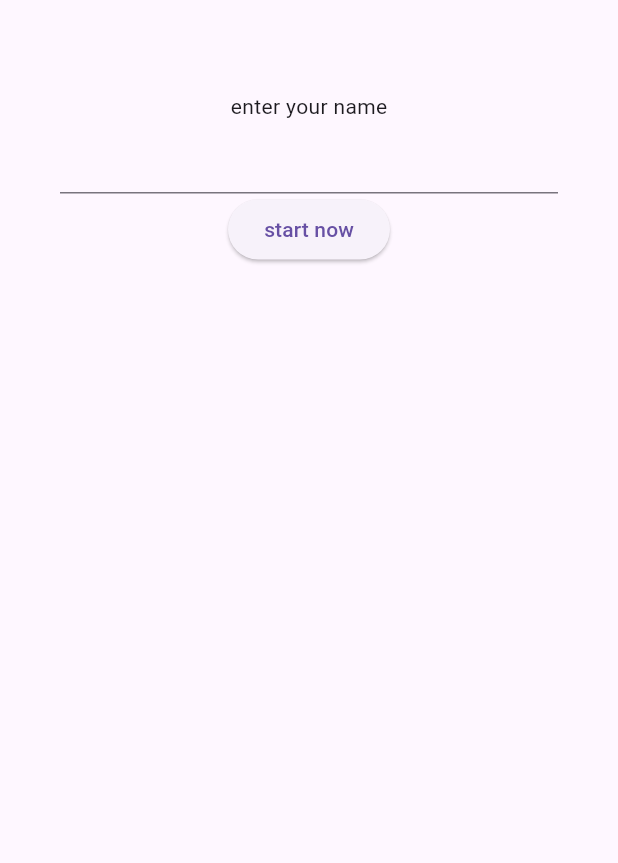
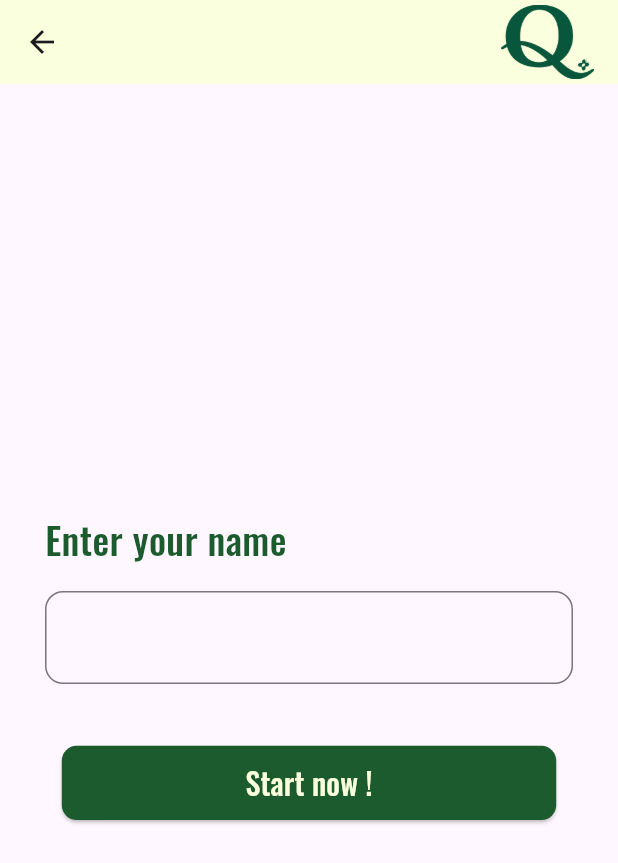
Before and after one commit to JuhiLasod/Quizora, a Flutter app: the StartQuiz screen opened directly with empty values, on a phone screen of 412 x 824 dp. Shown: the top 863 px of the screen. Run offline on Flutter 3.47's test engine with Material 3 defaults, Android fonts, the light colour scheme and no system bars; our stand-ins replace animated_text_kit; project files that could hold a hidden picture were left out.

Commit message:
start quiz ui done

```diff
--- a/frontend/lib/screens/StartQuiz.dart
+++ b/frontend/lib/screens/StartQuiz.dart
@@ -15,26 +15,56 @@ class _StartQuizState extends State<StartQuiz>
 
   Widget build(BuildContext context)
   {
+    final screenHeight=MediaQuery.of(context).size.height;
+    final screenWidth=MediaQuery.of(context).size.width;
     return Scaffold(
-      body: Padding(padding: EdgeInsets.all(40),
-        child: Column(children:[
-           Text(widget.title),
-           Text("enter your name"),
+      appBar: AppBar(
+          backgroundColor: const Color.fromARGB(255, 250, 255, 221),
+          title: Container(
+            width: screenWidth *0.9, height: screenHeight*0.45,
+            child: Row(children: [
+              Text(widget.title, style: TextStyle(fontWeight: FontWeight.bold,color: Color.fromARGB(255, 28, 91, 46),fontSize: 45, fontFamily: 'title'),),
+              Spacer(),
+              GestureDetector(onTap: (){}, child: Image.asset("assets/images/logo.png",width: screenWidth *0.15,))
+            ]),
+          ),
+
+        ),
+      body: Padding(padding: EdgeInsets.all(30),
+        child: Column(mainAxisAlignment: MainAxisAlignment.center,children:[
+           Padding(
+            padding: EdgeInsets.fromLTRB(0, screenHeight * 0.02, 0,  screenHeight * 0.02),
+            child: Container(
+              alignment: AlignmentDirectional.topStart,
+              child: Text("Enter your name", style:TextStyle(fontFamily: 'basic', color: Color.fromARGB(255, 28, 91, 46), fontSize: 25 ))
+            )
+          ),
            TextField(
-            controller: namec,
-            onChanged: (value) {
-              setState(() {
-                name= value;
-                print('okayyy');
-              });
-            },
-          ),
-           ElevatedButton(
-            onPressed: (){
-              print("name");
-              Navigator.pushReplacement(context, MaterialPageRoute(builder: (context)=>FillQuiz(title: widget.title,name: name)));
-            },
-            child: Text("start now"))
+            style: TextStyle(fontSize: 20),
+              controller: namec,
+              decoration: InputDecoration(
+                border: OutlineInputBorder(borderRadius: BorderRadius.circular(12))
+              ),
+            ),
+            Padding(padding: EdgeInsets.fromLTRB(0,screenHeight * 0.05, 0, screenHeight * 0.01),
+                    child: Container(
+                      width : screenWidth * 0.8,
+                      height: screenHeight * 0.06,
+                      child: ElevatedButton(
+                        style: ElevatedButton.styleFrom(shape: RoundedRectangleBorder(borderRadius: BorderRadius.circular(10)),backgroundColor: Color.fromARGB(255, 28, 91, 46),),
+                        onPressed: (){
+                          Navigator.push(context, MaterialPageRoute(builder: (context)=> FillQuiz(title: widget.title,name: name)));
+                        },
+                        child:Text("Start now !", style: TextStyle(color: const Color.fromARGB(255, 250, 255, 221),fontFamily: 'basic', fontSize: 20))
+                      ),
+                    ),
+                  ),
+          //  ElevatedButton(
+          //   onPressed: (){
+          //     print("name");
+          //     Navigator.pushReplacement(context, MaterialPageRoute(builder: (context)=>FillQuiz(title: widget.title,name: name)));
+          //   },
+          //   child: Text("start now"))
         ]),
       )
     );
```
